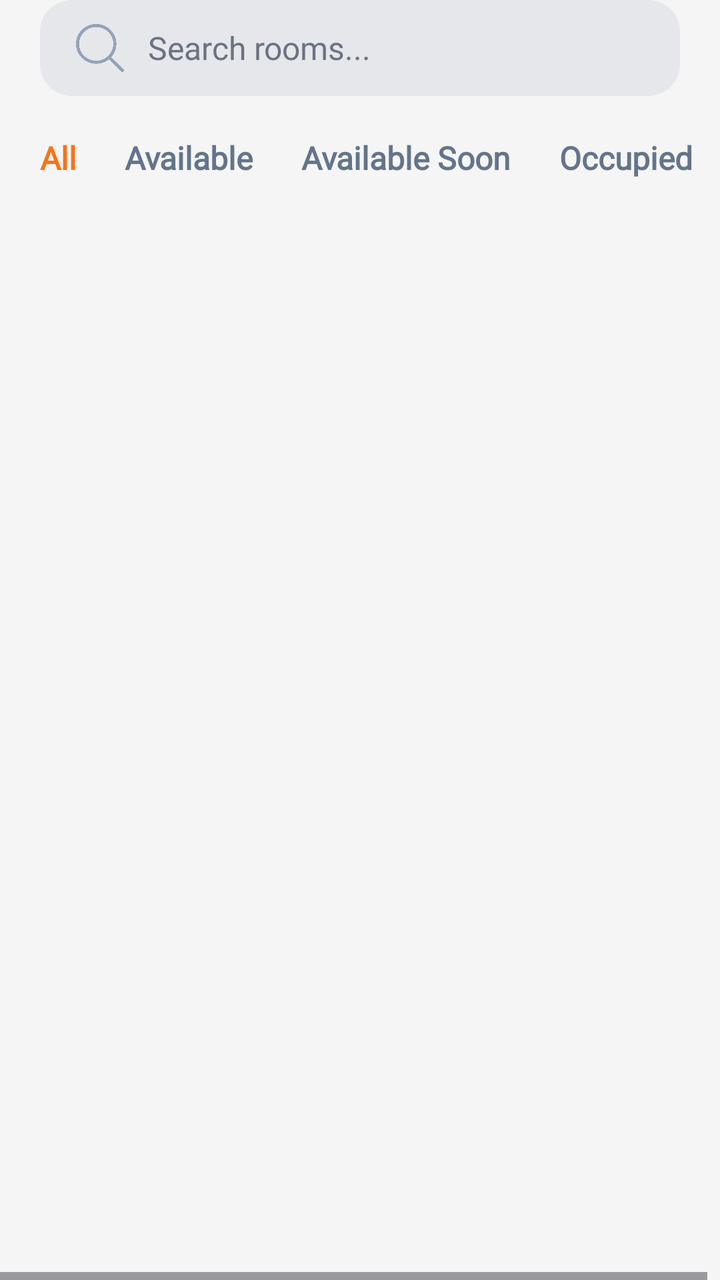
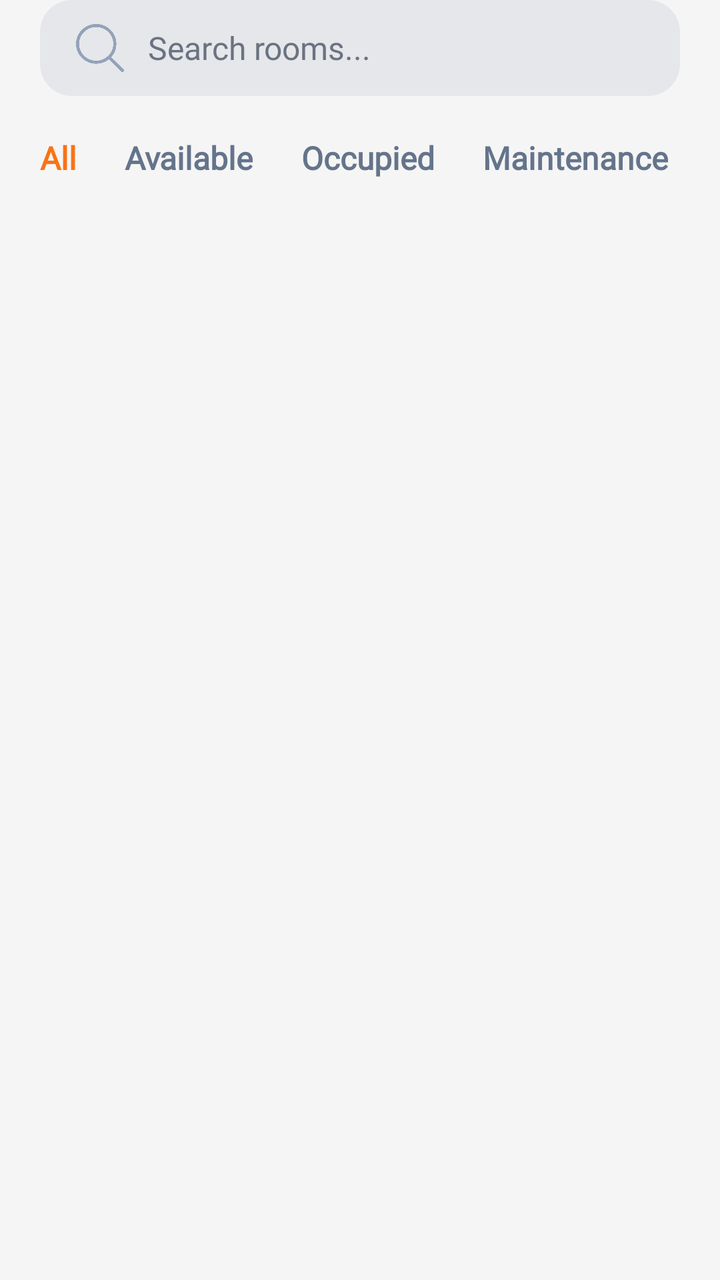

Two renders of the same Android screen: before a commit and after it. Below are the layout's source before the change and the commit's diff.
<!-- AndroidManifest.xml: application theme Theme.SpaceSCICT -->
<!-- res/layout/layout_rooms.xml -->
<?xml version="1.0" encoding="utf-8"?>
<LinearLayout
    xmlns:android="http://schemas.android.com/apk/res/android"
    xmlns:app="http://schemas.android.com/apk/res-auto"
    android:layout_width="match_parent"
    android:layout_height="wrap_content"
    android:orientation="vertical"
    android:background="#F5F5F5">


<LinearLayout android:layout_width="match_parent"
    android:layout_height="wrap_content"
    xmlns:app="http://schemas.android.com/apk/res-auto"
    android:layout_marginHorizontal="20dp"
    android:background="@drawable/input_bg"
    android:gravity="center_vertical"
    android:paddingHorizontal="18dp"
    xmlns:android="http://schemas.android.com/apk/res/android">

    <ImageView
        android:layout_width="24dp"
        android:layout_height="24dp"
        android:src="@drawable/ic_search"
        app:tint="#94A3B8" />

    <EditText
        android:id="@+id/searchInput"
        android:layout_width="match_parent"
        android:layout_height="48dp"
        android:hint="Search rooms..."
        android:textSize="16sp"
        android:textColor="#111827"
        android:textColorHint="#6B7280"
        android:background="@android:color/transparent"
        android:paddingStart="12dp"
        android:fontFamily="@font/lexend_bold"/>

</LinearLayout>

    <HorizontalScrollView
        android:layout_width="match_parent"
        android:layout_height="match_parent">
    
    <LinearLayout
        android:layout_width="match_parent"
        android:layout_height="wrap_content"
        android:layout_marginTop="20dp"
        android:orientation="horizontal"
        android:paddingHorizontal="20dp"
        android:paddingBottom="10dp">

    <TextView
        android:layout_width="wrap_content"
        android:layout_height="wrap_content"
        android:layout_marginEnd="24dp"
        android:paddingBottom="8dp"
        android:text="All"
        android:textColor="#F97316"
        android:textSize="16sp"
        android:textStyle="bold"
        android:fontFamily="@font/lexend_bold"/>

    <TextView
        android:layout_width="wrap_content"
        android:layout_height="wrap_content"
        android:layout_marginEnd="24dp"
        android:text="Available"
        android:textColor="#64748B"
        android:textSize="16sp"
        android:textStyle="bold"
        android:fontFamily="@font/lexend_bold"/>

    <TextView
        android:layout_width="wrap_content"
        android:layout_height="wrap_content"
        android:layout_marginEnd="24dp"
        android:text="Available Soon"
        android:textColor="#64748B"
        android:textSize="16sp"
        android:textStyle="bold"
        android:fontFamily="@font/lexend_bold"/>

    <TextView
        android:layout_width="wrap_content"
        android:layout_height="wrap_content"
        android:text="Occupied"
        android:textColor="#64748B"
        android:textSize="16sp"
        android:textStyle="bold"
        android:fontFamily="@font/lexend_bold"/>
    </LinearLayout>
    </HorizontalScrollView>

    <LinearLayout
        android:layout_width="match_parent"
        android:layout_height="wrap_content"
        android:paddingHorizontal="20dp"
        android:orientation="vertical">

    <View
        android:layout_width="match_parent"
        android:layout_height="1dp"
        android:background="#E2E8F0"
        android:layout_marginTop="10dp"
        android:layout_marginBottom="10dp"/>

        <androidx.recyclerview.widget.RecyclerView
            android:id="@+id/roomsRecycler"
            android:layout_width="match_parent"
            android:layout_height="wrap_content"
            android:clipToPadding="false"
            />

    </LinearLayout>

</LinearLayout>
<!-- resources referenced by this layout -->
<resources>
  <!-- drawable ic_search: png bitmap (drawable, 8350 bytes) -->
  <!-- drawable input_bg (drawable) -->
  <?xml version="1.0" encoding="utf-8"?>
  <shape xmlns:android="http://schemas.android.com/apk/res/android">
      <solid android:color="#E5E7EB"/>
      <corners android:radius="16dp"/>
  </shape>
  <style name="Theme.SpaceSCICT" parent="Base.Theme.SpaceSCICT" />
  <style name="Base.Theme.SpaceSCICT" parent="Theme.Material3.DayNight.NoActionBar">
          
          
      </style>
</resources>

<!-- the commit's change to res/layout/layout_rooms.xml (unified diff, before → after) -->
@@ -41,54 +41,66 @@
         android:layout_width="match_parent"
         android:layout_height="match_parent">
     
-    <LinearLayout
-        android:layout_width="match_parent"
-        android:layout_height="wrap_content"
-        android:layout_marginTop="20dp"
-        android:orientation="horizontal"
-        android:paddingHorizontal="20dp"
-        android:paddingBottom="10dp">
+            <LinearLayout
+                android:layout_width="match_parent"
+                android:layout_height="wrap_content"
+                android:layout_marginTop="20dp"
+                android:orientation="horizontal"
+                android:paddingHorizontal="20dp"
+                android:paddingBottom="10dp">
 
-    <TextView
-        android:layout_width="wrap_content"
-        android:layout_height="wrap_content"
-        android:layout_marginEnd="24dp"
-        android:paddingBottom="8dp"
-        android:text="All"
-        android:textColor="#F97316"
-        android:textSize="16sp"
-        android:textStyle="bold"
-        android:fontFamily="@font/lexend_bold"/>
+                <TextView
+                    android:id="@+id/tabAll"
+                    android:layout_width="wrap_content"
+                    android:layout_height="wrap_content"
+                    android:layout_marginEnd="24dp"
+                    android:paddingBottom="8dp"
+                    android:text="All"
+                    android:textColor="#F97316"
+                    android:textSize="16sp"
+                    android:textStyle="bold"
+                    android:clickable="true"
+                    android:focusable="true"
+                    android:fontFamily="@font/lexend_bold"/>
 
-    <TextView
-        android:layout_width="wrap_content"
-        android:layout_height="wrap_content"
-        android:layout_marginEnd="24dp"
-        android:text="Available"
-        android:textColor="#64748B"
-        android:textSize="16sp"
-        android:textStyle="bold"
-        android:fontFamily="@font/lexend_bold"/>
+                <TextView
+                    android:id="@+id/tabAvailable"
+                    android:layout_width="wrap_content"
+                    android:layout_height="wrap_content"
+                    android:layout_marginEnd="24dp"
+                    android:text="Available"
+                    android:textColor="#64748B"
+                    android:textSize="16sp"
+                    android:textStyle="bold"
+                    android:clickable="true"
+                    android:focusable="true"
+                    android:fontFamily="@font/lexend_bold"/>
 
-    <TextView
-        android:layout_width="wrap_content"
-        android:layout_height="wrap_content"
-        android:layout_marginEnd="24dp"
-        android:text="Available Soon"
-        android:textColor="#64748B"
-        android:textSize="16sp"
-        android:textStyle="bold"
-        android:fontFamily="@font/lexend_bold"/>
+                <TextView
+                    android:id="@+id/tabOccupied"
+                    android:layout_width="wrap_content"
+                    android:layout_height="wrap_content"
+                    android:layout_marginEnd="24dp"
+                    android:text="Occupied"
+                    android:textColor="#64748B"
+                    android:textSize="16sp"
+                    android:textStyle="bold"
+                    android:clickable="true"
+                    android:focusable="true"
+                    android:fontFamily="@font/lexend_bold"/>
 
-    <TextView
-        android:layout_width="wrap_content"
-        android:layout_height="wrap_content"
-        android:text="Occupied"
-        android:textColor="#64748B"
-        android:textSize="16sp"
-        android:textStyle="bold"
-        android:fontFamily="@font/lexend_bold"/>
-    </LinearLayout>
+                <TextView
+                    android:id="@+id/tabMaintenance"
+                    android:layout_width="wrap_content"
+                    android:layout_height="wrap_content"
+                    android:text="Maintenance"
+                    android:textColor="#64748B"
+                    android:textSize="16sp"
+                    android:textStyle="bold"
+                    android:clickable="true"
+                    android:focusable="true"
+                    android:fontFamily="@font/lexend_bold"/>
+            </LinearLayout>
     </HorizontalScrollView>
 
     <LinearLayout
